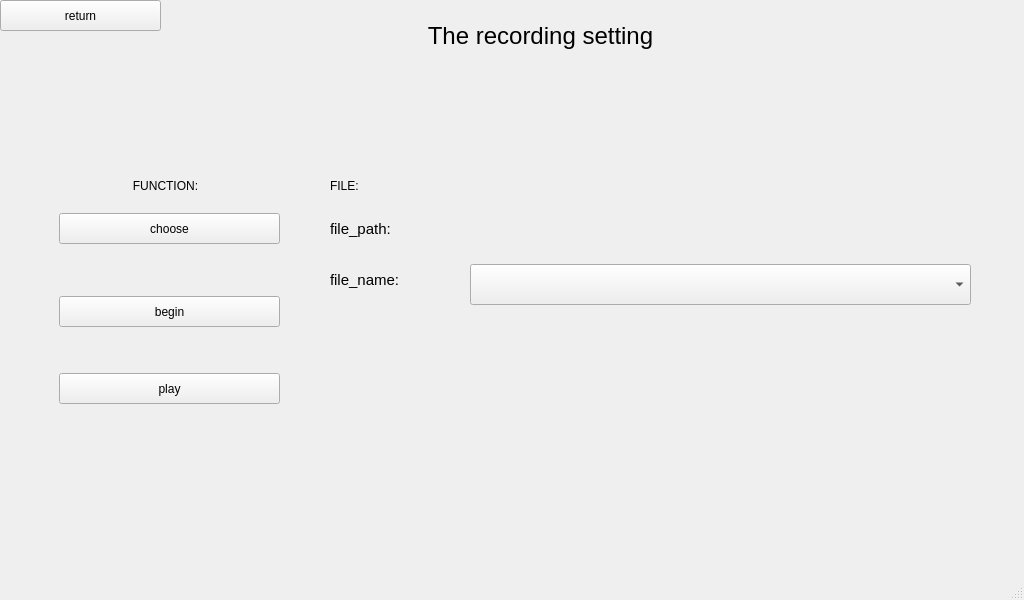
Before: the Qt Designer form qt/t507/voice.ui in jizizihe/baijie_demo, drawn with Qt 5.
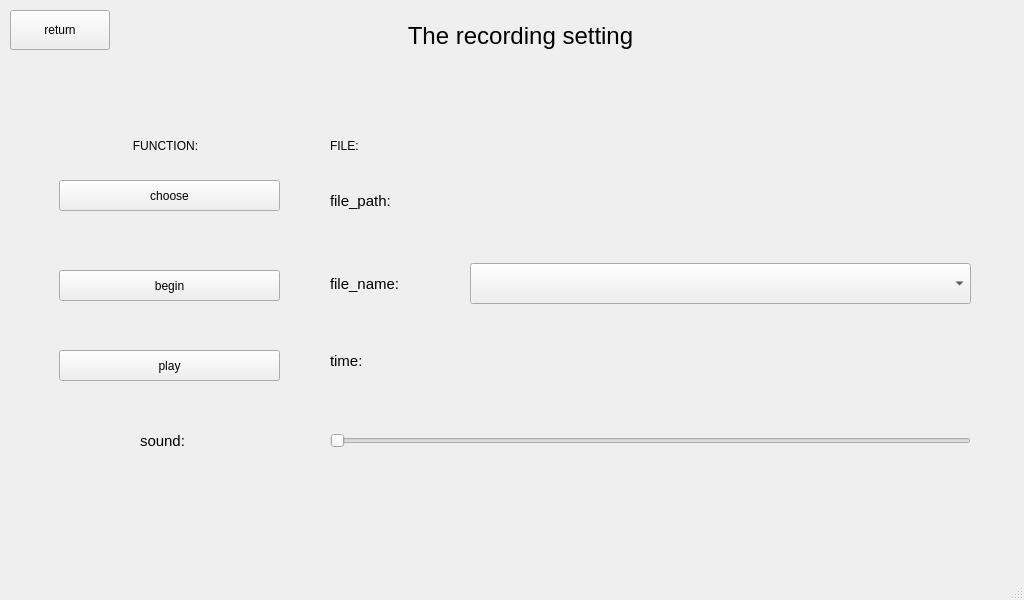
After: the same form once the commit is applied.

```diff
--- a/qt/t507/voice.ui
+++ b/qt/t507/voice.ui
@@ -17,46 +17,30 @@
    <widget class="QPushButton" name="return_2">
     <property name="geometry">
      <rect>
-      <x>0</x>
-      <y>0</y>
-      <width>161</width>
-      <height>31</height>
+      <x>10</x>
+      <y>10</y>
+      <width>100</width>
+      <height>40</height>
      </rect>
     </property>
     <property name="text">
      <string>return</string>
     </property>
    </widget>
-   <widget class="QLabel" name="time">
-    <property name="geometry">
-     <rect>
-      <x>60</x>
-      <y>103</y>
-      <width>861</width>
-      <height>31</height>
-     </rect>
-    </property>
-    <property name="text">
-     <string/>
-    </property>
-    <property name="alignment">
-     <set>Qt::AlignCenter</set>
-    </property>
-   </widget>
    <widget class="QWidget" name="function" native="true">
     <property name="geometry">
      <rect>
       <x>50</x>
-      <y>213</y>
+      <y>180</y>
       <width>241</width>
-      <height>191</height>
+      <height>211</height>
      </rect>
     </property>
     <widget class="QPushButton" name="play">
      <property name="geometry">
       <rect>
        <x>9</x>
-       <y>160</y>
+       <y>170</y>
        <width>221</width>
        <height>31</height>
       </rect>
@@ -69,7 +53,7 @@
      <property name="geometry">
       <rect>
        <x>9</x>
-       <y>83</y>
+       <y>90</y>
        <width>221</width>
        <height>31</height>
       </rect>
@@ -96,9 +80,9 @@
     <property name="geometry">
      <rect>
       <x>330</x>
-      <y>213</y>
+      <y>180</y>
       <width>641</width>
-      <height>101</height>
+      <height>211</height>
      </rect>
     </property>
     <widget class="QLabel" name="pathname_2">
@@ -107,7 +91,7 @@
        <x>140</x>
        <y>0</y>
        <width>491</width>
-       <height>31</height>
+       <height>41</height>
       </rect>
      </property>
      <property name="font">
@@ -125,7 +109,7 @@
        <x>0</x>
        <y>0</y>
        <width>131</width>
-       <height>31</height>
+       <height>41</height>
       </rect>
      </property>
      <property name="font">
@@ -141,7 +125,7 @@
      <property name="geometry">
       <rect>
        <x>140</x>
-       <y>51</y>
+       <y>83</y>
        <width>501</width>
        <height>41</height>
       </rect>
@@ -151,9 +135,9 @@
      <property name="geometry">
       <rect>
        <x>0</x>
-       <y>51</y>
+       <y>83</y>
        <width>131</width>
-       <height>31</height>
+       <height>41</height>
       </rect>
      </property>
      <property name="font">
@@ -165,12 +149,46 @@
       <string>file_name:</string>
      </property>
     </widget>
+    <widget class="QLabel" name="time">
+     <property name="geometry">
+      <rect>
+       <x>138</x>
+       <y>160</y>
+       <width>500</width>
+       <height>41</height>
+      </rect>
+     </property>
+     <property name="text">
+      <string/>
+     </property>
+     <property name="alignment">
+      <set>Qt::AlignLeading|Qt::AlignLeft|Qt::AlignVCenter</set>
+     </property>
+    </widget>
+    <widget class="QLabel" name="label_6">
+     <property name="geometry">
+      <rect>
+       <x>0</x>
+       <y>160</y>
+       <width>131</width>
+       <height>41</height>
+      </rect>
+     </property>
+     <property name="font">
+      <font>
+       <pointsize>11</pointsize>
+      </font>
+     </property>
+     <property name="text">
+      <string>time:</string>
+     </property>
+    </widget>
    </widget>
    <widget class="QLabel" name="label">
     <property name="geometry">
      <rect>
       <x>60</x>
-      <y>170</y>
+      <y>130</y>
       <width>211</width>
       <height>31</height>
      </rect>
@@ -186,7 +204,7 @@
     <property name="geometry">
      <rect>
       <x>330</x>
-      <y>170</y>
+      <y>130</y>
       <width>101</width>
       <height>31</height>
      </rect>
@@ -198,7 +216,7 @@
    <widget class="QLabel" name="label_5">
     <property name="geometry">
      <rect>
-      <x>320</x>
+      <x>300</x>
       <y>10</y>
       <width>441</width>
       <height>51</height>
@@ -216,6 +234,40 @@
      <set>Qt::AlignCenter</set>
     </property>
    </widget>
+   <widget class="QSlider" name="horizontalSlider">
+    <property name="geometry">
+     <rect>
+      <x>330</x>
+      <y>420</y>
+      <width>641</width>
+      <height>41</height>
+     </rect>
+    </property>
+    <property name="orientation">
+     <enum>Qt::Horizontal</enum>
+    </property>
+   </widget>
+   <widget class="QLabel" name="label_7">
+    <property name="geometry">
+     <rect>
+      <x>140</x>
+      <y>430</y>
+      <width>81</width>
+      <height>21</height>
+     </rect>
+    </property>
+    <property name="font">
+     <font>
+      <pointsize>11</pointsize>
+     </font>
+    </property>
+    <property name="text">
+     <string>sound:</string>
+    </property>
+    <property name="alignment">
+     <set>Qt::AlignLeading|Qt::AlignLeft|Qt::AlignVCenter</set>
+    </property>
+   </widget>
   </widget>
   <widget class="QMenuBar" name="menubar">
    <property name="geometry">
```
Left out of the diff: 2 changed lines with no effect on the pictures.
